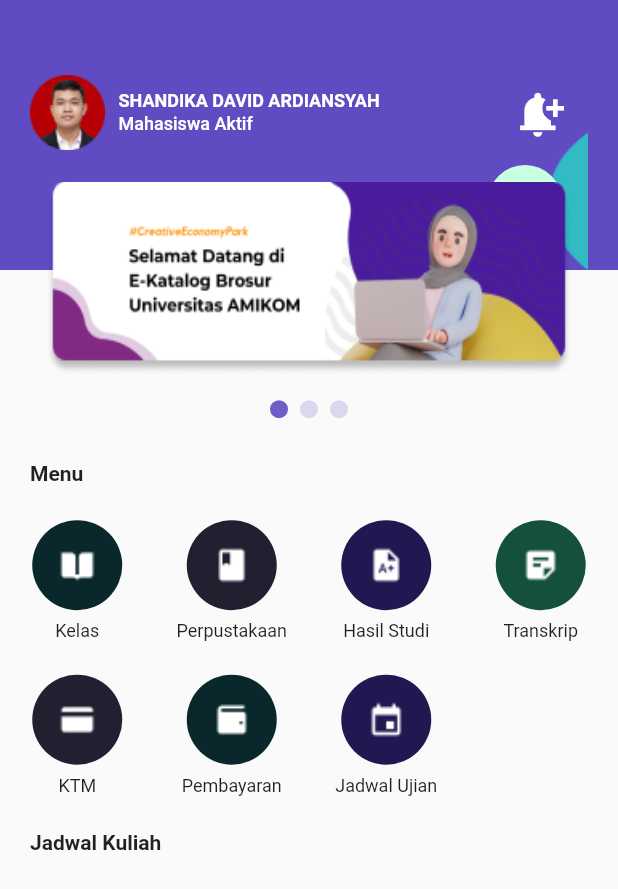
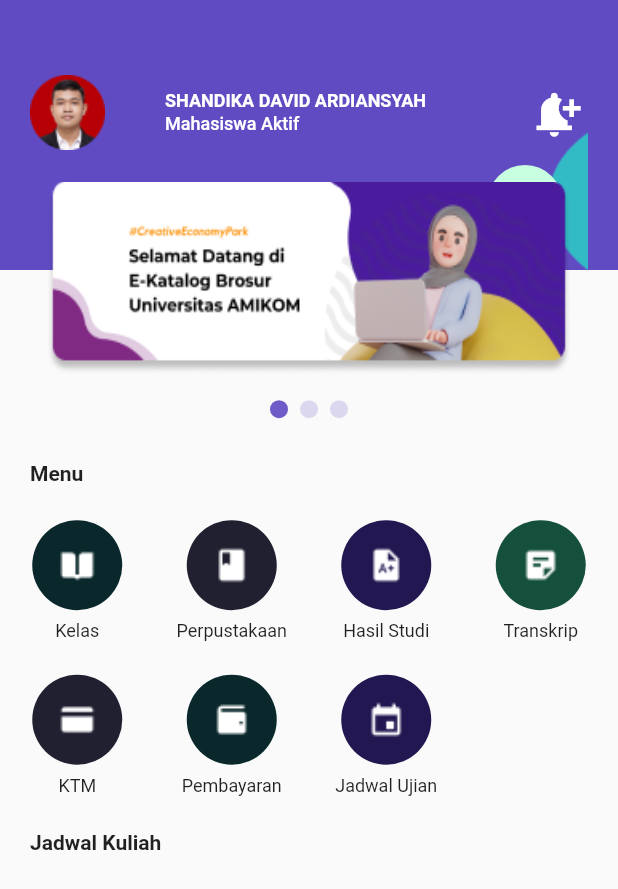
Before and after one commit to shandikadav/kampusku-app, a Flutter app: the HomePage screen opened by its route, on a phone screen of 412 x 824 dp. Shown: the top 889 px of the screen. Run offline on Flutter 3.47's test engine with Material 2 defaults, Android fonts, the phone set to English and light mode, and no system bars; drawn by our look-alikes of carousel_slider.

Commit message:
fixing homepage overflow

```diff
--- a/lib/pages/homepage.dart
+++ b/lib/pages/homepage.dart
@@ -143,21 +143,20 @@
           Column(
             crossAxisAlignment: CrossAxisAlignment.start,
             children: [
-              Container(
+              SizedBox(
                 width: double.infinity,
                 height: 50,
               ),
               Row(
-                mainAxisAlignment: MainAxisAlignment.start,
+                mainAxisAlignment: MainAxisAlignment.spaceBetween,
                 children: [
                   Padding(
                     padding: const EdgeInsets.only(left: 20),
                     child: Image.asset('assets/profile.png'),
                   ),
-                  SizedBox(
-                    width: 9,
-                  ),
-                  Column(
+                  Padding(
+                    padding: const EdgeInsets.only(right: 20),
+                    child: Column(
                       crossAxisAlignment: CrossAxisAlignment.start,
                       children: [
                         Text(
@@ -181,20 +180,21 @@
                         ),
                       ],
                     ),
-                  SizedBox(
-                    width: 80,
                   ),
-                  IconButton(
+                  Padding(
+                    padding: const EdgeInsets.only(right: 20),
+                    child: IconButton(
                       onPressed: () {
                         print('tap');
                       },
                       icon: IconButton(
-                      padding: EdgeInsets.zero,
+                        padding: EdgeInsets.only(right: 21),
                         onPressed: () {},
                         icon: Icon(
                           Icons.notification_add,
                           color: Colors.white,
                           size: 35,
+                        ),
                       ),
                     ),
                   ),
```
Lines whose indentation alone changed are shown as unchanged.
